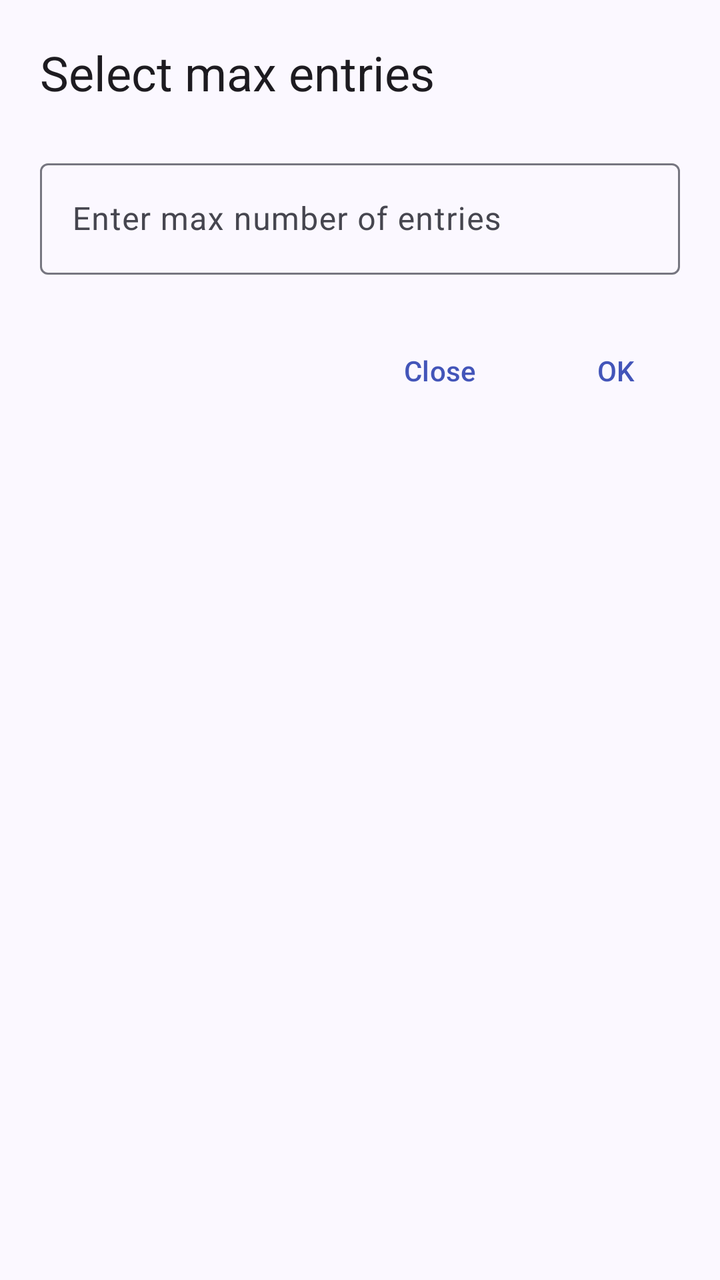
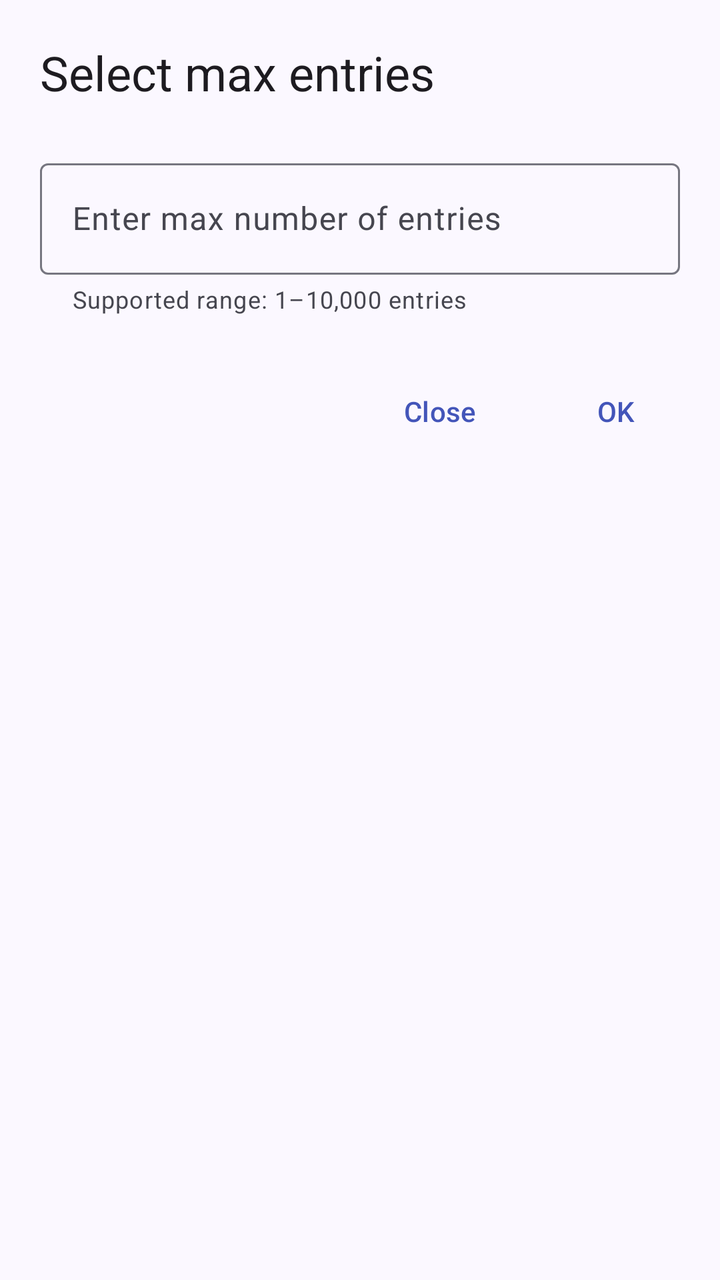

An Android layout rendered at two revisions. The XML below is the earlier revision; the diff shows what the commit changed to produce the second picture.
<!-- AndroidManifest.xml: application theme Theme.FixupXer -->
<!-- res/layout/dialog_max_entries.xml -->
<?xml version="1.0" encoding="utf-8"?>
<LinearLayout xmlns:android="http://schemas.android.com/apk/res/android"
    xmlns:app="http://schemas.android.com/apk/res-auto"
    android:layout_width="match_parent"
    android:layout_height="wrap_content"
    android:orientation="vertical"
    android:paddingTop="@dimen/padding_large"
    android:paddingStart="@dimen/padding_large"
    android:paddingEnd="@dimen/padding_large"
    android:paddingBottom="@dimen/padding_small">

    <TextView
        android:layout_width="match_parent"
        android:layout_height="wrap_content"
        android:text="@string/select_max_entries"
        android:textAppearance="@style/TextAppearance.Material3.HeadlineSmall"
        android:textColor="?android:attr/textColorPrimary"
        android:layout_marginBottom="@dimen/margin_large" />

    <com.google.android.material.textfield.TextInputLayout
        android:layout_width="match_parent"
        android:layout_height="wrap_content"
        android:hint="@string/max_entries_hint"
        style="@style/Widget.Material3.TextInputLayout.OutlinedBox">

        <com.google.android.material.textfield.TextInputEditText
            android:id="@+id/editTextMaxEntries"
            android:layout_width="match_parent"
            android:layout_height="wrap_content"
            android:inputType="number" />

    </com.google.android.material.textfield.TextInputLayout>

    <LinearLayout
        android:layout_width="match_parent"
        android:layout_height="wrap_content"
        android:orientation="horizontal"
        android:layout_marginTop="@dimen/margin_large"
        android:gravity="end">

        <com.google.android.material.button.MaterialButton
            android:id="@+id/buttonClose"
            style="@style/Widget.Material3.Button.TextButton.Dialog"
            android:layout_width="wrap_content"
            android:layout_height="wrap_content"
            android:text="@string/close"
            android:layout_marginEnd="@dimen/margin_medium" />

        <com.google.android.material.button.MaterialButton
            android:id="@+id/buttonOk"
            style="@style/Widget.Material3.Button.TextButton.Dialog"
            android:layout_width="wrap_content"
            android:layout_height="wrap_content"
            android:text="@string/ok" />

    </LinearLayout>

</LinearLayout>
<!-- resources referenced by this layout -->
<resources>
  <dimen name="margin_large">24dp</dimen>
  <dimen name="margin_medium">16dp</dimen>
  <dimen name="padding_large">24dp</dimen>
  <dimen name="padding_small">8dp</dimen>
  <string name="close">Close</string>
  <string name="max_entries_hint">Enter max number of entries</string>
  <string name="ok">OK</string>
  <string name="select_max_entries">Select max entries</string>
  <style name="Theme.FixupXer" parent="Base.Theme.FixupXer" />
  <color name="md_theme_primary">#4355B9</color>
  <color name="md_theme_onPrimary">#FFFFFF</color>
  <color name="md_theme_primaryContainer">#DEE0FF</color>
  <color name="md_theme_onPrimaryContainer">#00105C</color>
  <color name="md_theme_secondary">#5B5D72</color>
  <color name="md_theme_onSecondary">#FFFFFF</color>
  <color name="md_theme_secondaryContainer">#E0E1F9</color>
  <color name="md_theme_onSecondaryContainer">#181A2C</color>
  <color name="md_theme_tertiary">#77536D</color>
  <color name="md_theme_onTertiary">#FFFFFF</color>
  <color name="md_theme_tertiaryContainer">#FFD7F1</color>
  <color name="md_theme_onTertiaryContainer">#2D1228</color>
  <color name="md_theme_error">#BA1A1A</color>
  <color name="md_theme_onError">#FFFFFF</color>
  <color name="md_theme_errorContainer">#FFDAD6</color>
  <color name="md_theme_onErrorContainer">#410002</color>
  <color name="md_theme_background">#FBF8FF</color>
  <color name="md_theme_onBackground">#1B1B21</color>
  <color name="md_theme_surface">#FBF8FF</color>
  <color name="md_theme_onSurface">#1B1B21</color>
  <color name="md_theme_surfaceVariant">#E3E1EC</color>
  <color name="md_theme_onSurfaceVariant">#46464F</color>
  <color name="md_theme_outline">#767680</color>
  <color name="md_theme_outlineVariant">#C7C5D0</color>
  <color name="md_theme_surfaceContainerLowest">#FFFFFF</color>
  <color name="md_theme_surfaceContainerLow">#F5F2FA</color>
  <color name="md_theme_surfaceContainer">#EFEDF4</color>
  <color name="md_theme_surfaceContainerHigh">#E9E7EF</color>
  <color name="md_theme_surfaceContainerHighest">#E4E1E9</color>
  <color name="md_theme_inverseSurface">#303036</color>
  <color name="md_theme_inverseOnSurface">#F2EFF7</color>
  <color name="md_theme_inversePrimary">#BAC3FF</color>
  <style name="CardStyle" parent="Widget.Material3.CardView.Elevated">
          <item name="cardCornerRadius">@dimen/card_corner_radius</item>
          <item name="cardElevation">0dp</item>
          <item name="strokeWidth">@dimen/card_stroke_width</item>
          <item name="strokeColor">@color/md_theme_outlineVariant</item>
      </style>
  <style name="SwitchStyle" parent="Widget.Material3.CompoundButton.MaterialSwitch" />
  <style name="ButtonStyle" parent="Widget.Material3.Button" />
  <dimen name="card_corner_radius">12dp</dimen>
  <dimen name="card_stroke_width">1dp</dimen>
  <!-- unchanged entries left out for length: 1 -->
</resources>

<!-- the commit's change to res/layout/dialog_max_entries.xml (unified diff, before → after) -->
@@ -18,10 +18,12 @@
         android:layout_marginBottom="@dimen/margin_large" />
 
     <com.google.android.material.textfield.TextInputLayout
+        android:id="@+id/textInputMaxEntries"
+        style="@style/Widget.Material3.TextInputLayout.OutlinedBox"
         android:layout_width="match_parent"
         android:layout_height="wrap_content"
         android:hint="@string/max_entries_hint"
-        style="@style/Widget.Material3.TextInputLayout.OutlinedBox">
+        app:helperText="@string/history_limit_supported_range">
 
         <com.google.android.material.textfield.TextInputEditText
             android:id="@+id/editTextMaxEntries"
<!-- resource entries referenced after the edit -->
@@ -5,6 +5,7 @@
   <dimen name="padding_large">24dp</dimen>
   <dimen name="padding_small">8dp</dimen>
   <string name="close">Close</string>
+  <string name="history_limit_supported_range">Supported range: 1–10,000 entries</string>
   <string name="max_entries_hint">Enter max number of entries</string>
   <string name="ok">OK</string>
   <string name="select_max_entries">Select max entries</string>
